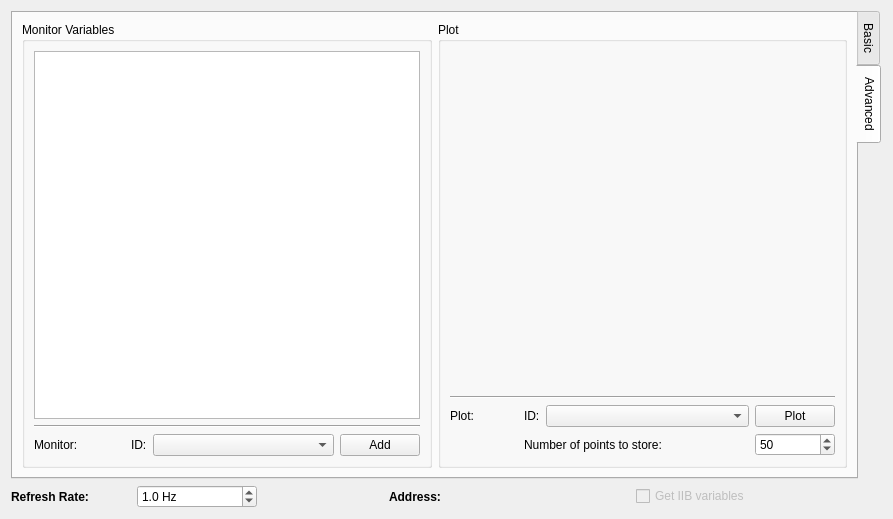
The window that src/pemi/ui/basic.ui (cnpem-emi/pemi) describes before a commit, drawn with Qt 5.
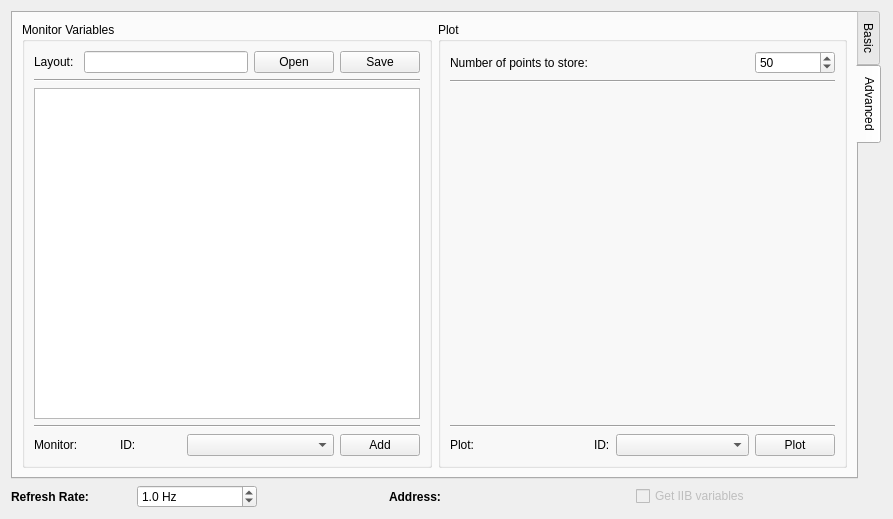
The same window after the commit. The open tabs and pages were chosen to show the change. Custom widgets are drawn as their Qt base class.

Commit message: Adds option to save custom var layout

What changed in the file:
```diff
--- a/src/pemi/ui/basic.ui
+++ b/src/pemi/ui/basic.ui
@@ -413,25 +413,53 @@
          <property name="title">
           <string>Monitor Variables</string>
          </property>
-         <layout class="QGridLayout" name="gridLayout_9" columnstretch="3,0,6,0">
-          <item row="2" column="1">
-           <widget class="QLabel" name="label_16">
+         <layout class="QGridLayout" name="gridLayout_9" columnstretch="1,1,2,1,1,0,0">
+          <item row="4" column="6">
+           <widget class="QPushButton" name="addVarButton">
             <property name="text">
-             <string>ID:</string>
+             <string>Add</string>
             </property>
            </widget>
           </item>
-          <item row="2" column="0">
-           <widget class="QLabel" name="label_15">
+          <item row="0" column="6">
+           <widget class="QPushButton" name="layoutSaveButton">
             <property name="text">
-             <string>Monitor:</string>
+             <string>Save</string>
             </property>
            </widget>
           </item>
-          <item row="2" column="2">
+          <item row="4" column="3" colspan="3">
            <widget class="QComboBox" name="selectVarBox"/>
           </item>
-          <item row="0" column="0" colspan="4">
+          <item row="0" column="1" colspan="4">
+           <widget class="QLineEdit" name="layoutPathEdit">
+            <property name="readOnly">
+             <bool>true</bool>
+            </property>
+           </widget>
+          </item>
+          <item row="4" column="2">
+           <widget class="QLabel" name="label_16">
+            <property name="text">
+             <string>ID:</string>
+            </property>
+           </widget>
+          </item>
+          <item row="0" column="5">
+           <widget class="QPushButton" name="layoutOpenButton">
+            <property name="text">
+             <string>Open</string>
+            </property>
+           </widget>
+          </item>
+          <item row="0" column="0">
+           <widget class="QLabel" name="label_20">
+            <property name="text">
+             <string>Layout:</string>
+            </property>
+           </widget>
+          </item>
+          <item row="2" column="0" colspan="7">
            <widget class="QTableView" name="varsTable">
             <attribute name="horizontalHeaderVisible">
              <bool>false</bool>
@@ -441,17 +469,24 @@
             </attribute>
            </widget>
           </item>
-          <item row="1" column="0" colspan="4">
+          <item row="1" column="0" colspan="7">
+           <widget class="Line" name="line_6">
+            <property name="orientation">
+             <enum>Qt::Horizontal</enum>
+            </property>
+           </widget>
+          </item>
+          <item row="3" column="0" colspan="7">
            <widget class="Line" name="line_4">
             <property name="orientation">
              <enum>Qt::Horizontal</enum>
             </property>
            </widget>
           </item>
-          <item row="2" column="3">
-           <widget class="QPushButton" name="addVarButton">
+          <item row="4" column="0">
+           <widget class="QLabel" name="label_15">
             <property name="text">
-             <string>Add</string>
+             <string>Monitor:</string>
             </property>
            </widget>
           </item>
@@ -464,54 +499,61 @@
           <string>Plot</string>
          </property>
          <layout class="QGridLayout" name="gridLayout_10" columnstretch="2,0,6,0">
-          <item row="2" column="2">
+          <item row="3" column="0" colspan="4">
+           <widget class="Line" name="line_5">
+            <property name="orientation">
+             <enum>Qt::Horizontal</enum>
+            </property>
+           </widget>
+          </item>
+          <item row="2" column="0" colspan="4">
+           <widget class="PlotWidget" name="plotWidget" native="true"/>
+          </item>
+          <item row="4" column="2">
            <widget class="QComboBox" name="selectPlotBox"/>
           </item>
-          <item row="2" column="3">
+          <item row="4" column="3">
            <widget class="QPushButton" name="selectPlotButton">
             <property name="text">
              <string>Plot</string>
             </property>
            </widget>
           </item>
-          <item row="1" column="0" colspan="4">
-           <widget class="Line" name="line_5">
-            <property name="orientation">
-             <enum>Qt::Horizontal</enum>
+          <item row="4" column="1">
+           <widget class="QLabel" name="label_18">
+            <property name="text">
+             <string>ID:</string>
             </property>
            </widget>
           </item>
-          <item row="2" column="0">
+          <item row="4" column="0">
            <widget class="QLabel" name="label_17">
             <property name="text">
              <string>Plot:</string>
             </property>
            </widget>
           </item>
-          <item row="2" column="1">
-           <widget class="QLabel" name="label_18">
-            <property name="text">
-             <string>ID:</string>
-            </property>
-           </widget>
-          </item>
-          <item row="3" column="3">
+          <item row="0" column="3">
            <widget class="QSpinBox" name="pointsBox">
             <property name="value">
              <number>50</number>
             </property>
            </widget>
           </item>
-          <item row="3" column="1" colspan="2">
+          <item row="1" column="0" colspan="4">
+           <widget class="Line" name="line_7">
+            <property name="orientation">
+             <enum>Qt::Horizontal</enum>
+            </property>
+           </widget>
+          </item>
+          <item row="0" column="0">
            <widget class="QLabel" name="label_19">
             <property name="text">
              <string>Number of points to store:</string>
             </property>
            </widget>
           </item>
-          <item row="0" column="0" colspan="4">
-           <widget class="PlotWidget" name="plotWidget" native="true"/>
-          </item>
          </layout>
         </widget>
        </item>
```
Left out of the diff: 2 changed lines with no effect on the pictures. The commit also changes 9 other files.
